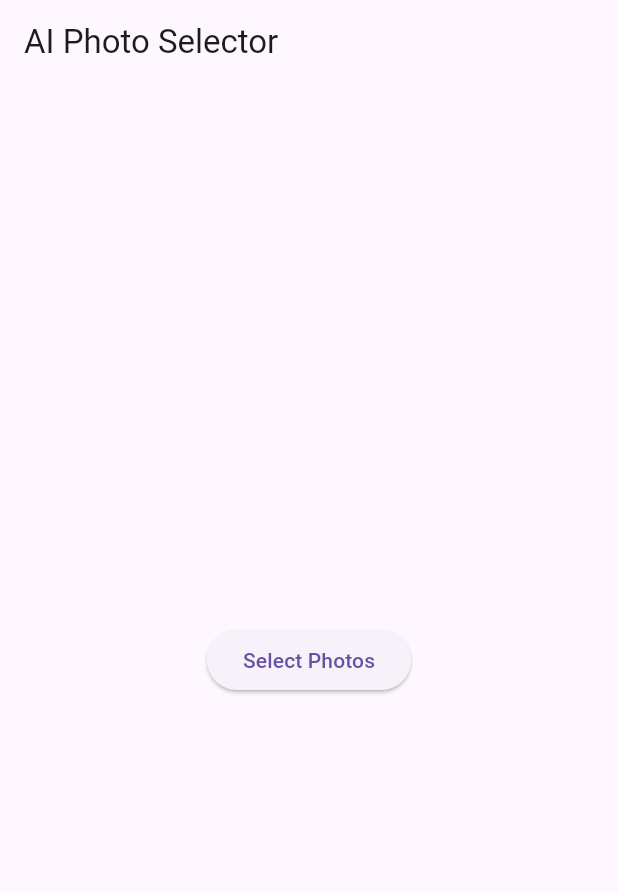
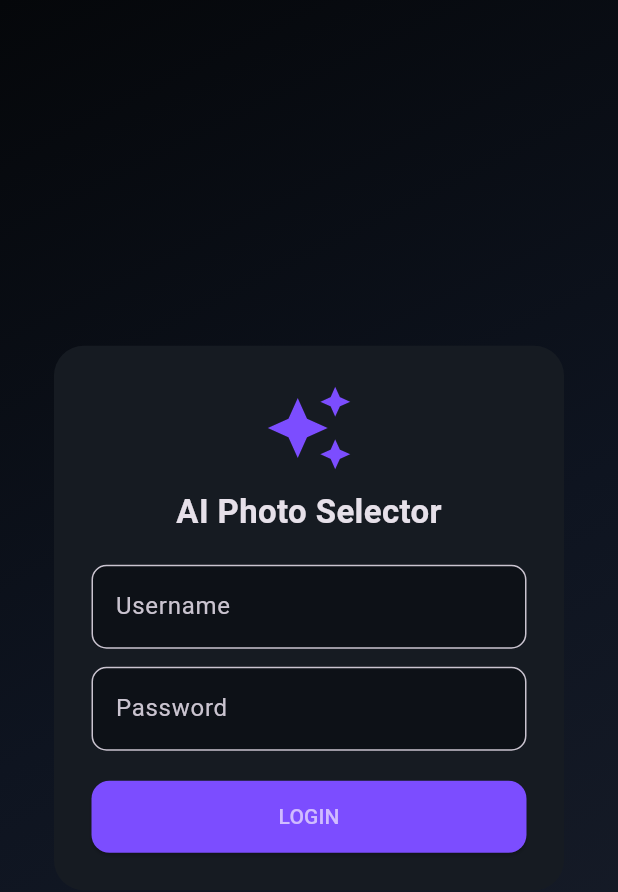
Before and after one commit to santhosh-perpendicular/phtoo, a Flutter app: the screen it shows after launch, on a phone screen of 412 x 824 dp. Shown: the top 892 px of the screen. Run offline on Flutter 3.47's test engine with Material 3 defaults, Android fonts, the phone set to English and light mode, and no system bars; our stand-ins replace image_picker.

Commit message:
front end update

```diff
--- a/frontend/lib/main.dart
+++ b/frontend/lib/main.dart
@@ -8,14 +8,123 @@ void main() {
   runApp(const PhotoSelectorApp());
 }
 
+/* ------------------- MAIN APP ------------------- */
+
 class PhotoSelectorApp extends StatelessWidget {
   const PhotoSelectorApp({super.key});
 
   @override
   Widget build(BuildContext context) {
-    return const MaterialApp(
+    return MaterialApp(
       debugShowCheckedModeBanner: false,
-      home: UploadScreen(),
+      theme: ThemeData(
+        brightness: Brightness.dark,
+        scaffoldBackgroundColor: const Color(0xFF0B0F14),
+        primaryColor: const Color(0xFF7C4DFF),
+        appBarTheme: const AppBarTheme(
+          backgroundColor: Color(0xFF121826),
+          centerTitle: true,
+        ),
+        elevatedButtonTheme: ElevatedButtonThemeData(
+          style: ElevatedButton.styleFrom(
+            backgroundColor: const Color(0xFF7C4DFF),
+            padding: const EdgeInsets.all(14),
+            shape: RoundedRectangleBorder(
+              borderRadius: BorderRadius.circular(12),
+            ),
+          ),
+        ),
+      ),
+      home: const LoginScreen(),
+    );
+  }
+}
+
+/* ------------------- BACKGROUND ------------------- */
+
+Widget darkBackground({required Widget child}) {
+  return Container(
+    decoration: const BoxDecoration(
+      gradient: LinearGradient(
+        colors: [
+          Color(0xFF05070A),
+          Color(0xFF0E1420),
+          Color(0xFF1A1F2B),
+        ],
+        begin: Alignment.topLeft,
+        end: Alignment.bottomRight,
+      ),
+    ),
+    child: child,
+  );
+}
+
+/* ------------------- LOGIN SCREEN ------------------- */
+
+class LoginScreen extends StatelessWidget {
+  const LoginScreen({super.key});
+
+  @override
+  Widget build(BuildContext context) {
+    return Scaffold(
+      body: darkBackground(
+        child: Center(
+          child: Container(
+            width: 340,
+            padding: const EdgeInsets.all(25),
+            decoration: BoxDecoration(
+              color: const Color(0xFF161B22),
+              borderRadius: BorderRadius.circular(20),
+            ),
+            child: Column(
+              mainAxisSize: MainAxisSize.min,
+              children: [
+                const Icon(Icons.auto_awesome,
+                    size: 60, color: Color(0xFF7C4DFF)),
+                const SizedBox(height: 10),
+                const Text("AI Photo Selector",
+                    style:
+                        TextStyle(fontSize: 22, fontWeight: FontWeight.bold)),
+                const SizedBox(height: 20),
+                TextField(
+                  decoration: InputDecoration(
+                    hintText: "Username",
+                    filled: true,
+                    fillColor: const Color(0xFF0D1117),
+                    border: OutlineInputBorder(
+                        borderRadius: BorderRadius.circular(10)),
+                  ),
+                ),
+                const SizedBox(height: 12),
+                TextField(
+                  obscureText: true,
+                  decoration: InputDecoration(
+                    hintText: "Password",
+                    filled: true,
+                    fillColor: const Color(0xFF0D1117),
+                    border: OutlineInputBorder(
+                        borderRadius: BorderRadius.circular(10)),
+                  ),
+                ),
+                const SizedBox(height: 20),
+                SizedBox(
+                  width: double.infinity,
+                  child: ElevatedButton(
+                    onPressed: () {
+                      Navigator.pushReplacement(
+                        context,
+                        MaterialPageRoute(
+                            builder: (_) => const UploadScreen()),
+                      );
+                    },
+                    child: const Text("LOGIN"),
+                  ),
+                ),
+              ],
+            ),
+          ),
+        ),
+      ),
     );
   }
 }
@@ -34,25 +143,47 @@ class _UploadScreenState extends State<UploadScreen> {
 
   Future<void> pickImages() async {
     final List<XFile> images = await picker.pickMultiImage();
-
     if (images.isEmpty) return;
 
     Navigator.push(
       context,
-      MaterialPageRoute(
-        builder: (_) => PreviewScreen(images: images),
-      ),
+      MaterialPageRoute(builder: (_) => PreviewScreen(images: images)),
     );
   }
 
   @override
   Widget build(BuildContext context) {
     return Scaffold(
-      appBar: AppBar(title: const Text("AI Photo Selector")),
-      body: Center(
-        child: ElevatedButton(
+      body: darkBackground(
+        child: Center(
+          child: Container(
+            width: 340,
+            padding: const EdgeInsets.all(25),
+            decoration: BoxDecoration(
+              color: const Color(0xFF161B22),
+              borderRadius: BorderRadius.circular(20),
+            ),
+            child: Column(
+              mainAxisSize: MainAxisSize.min,
+              children: [
+                const Icon(Icons.cloud_upload,
+                    size: 60, color: Color(0xFF7C4DFF)),
+                const SizedBox(height: 15),
+                const Text("Upload Your Photos",
+                    style:
+                        TextStyle(fontSize: 20, fontWeight: FontWeight.bold)),
+                const SizedBox(height: 25),
+                SizedBox(
+                  width: double.infinity,
+                  child: ElevatedButton.icon(
                     onPressed: pickImages,
-          child: const Text("Select Photos"),
+                    icon: const Icon(Icons.photo),
+                    label: const Text("Select Photos"),
+                  ),
+                ),
+              ],
+            ),
+          ),
         ),
       ),
     );
@@ -81,58 +212,41 @@ class _PreviewScreenState extends State<PreviewScreen> {
   @override
   Widget build(BuildContext context) {
     return Scaffold(
-      appBar: AppBar(title: const Text("Selected Photos")),
-      body: Column(
+      appBar: AppBar(title: const Text("Preview & Analyze")),
+      body: darkBackground(
+        child: Column(
           children: [
             Padding(
               padding: const EdgeInsets.all(8),
               child: Text(
                 "Selected: ${images.length} photos",
-              style: const TextStyle(fontSize: 16, fontWeight: FontWeight.bold),
+                style:
+                    const TextStyle(fontSize: 16, fontWeight: FontWeight.bold),
               ),
             ),
             Expanded(
               child: GridView.builder(
                 padding: const EdgeInsets.all(10),
-              gridDelegate: const SliverGridDelegateWithFixedCrossAxisCount(
+                gridDelegate:
+                    const SliverGridDelegateWithFixedCrossAxisCount(
                   crossAxisCount: 3,
-                crossAxisSpacing: 5,
-                mainAxisSpacing: 5,
+                  crossAxisSpacing: 6,
+                  mainAxisSpacing: 6,
                 ),
                 itemCount: images.length,
                 itemBuilder: (context, index) {
-                return Stack(
-                  children: [
-                    ClipRRect(
-                      borderRadius: BorderRadius.circular(8),
+                  return ClipRRect(
+                    borderRadius: BorderRadius.circular(10),
                     child: Image.file(
                       File(images[index].path),
                       fit: BoxFit.cover,
-                        width: double.infinity,
-                        height: double.infinity,
                     ),
-                    ),
-                    Positioned(
-                      top: 4,
-                      right: 4,
-                      child: GestureDetector(
-                        onTap: () {
-                          setState(() {
-                            images.removeAt(index);
-                          });
-                        },
-                        child: const CircleAvatar(
-                          radius: 12,
-                          backgroundColor: Colors.red,
-                          child: Icon(Icons.close, size: 14, color: Colors.white),
-                        ),
-                      ),
-                    ),
-                  ],
                   );
                 },
               ),
             ),
+
+            // 🔥 THIS WAS MISSING
             Padding(
               padding: const EdgeInsets.all(12),
               child: SizedBox(
@@ -144,7 +258,8 @@ class _PreviewScreenState extends State<PreviewScreen> {
                           Navigator.push(
                             context,
                             MaterialPageRoute(
-                            builder: (_) => ProcessingScreen(images: images),
+                              builder: (_) =>
+                                  ProcessingScreen(images: images),
                             ),
                           );
                         },
@@ -153,6 +268,7 @@ class _PreviewScreenState extends State<PreviewScreen> {
               ),
             ),
           ],
+        ),
       ),
     );
   }
@@ -188,15 +304,6 @@ class _ProcessingScreenState extends State<ProcessingScreen> {
     }
 
     var response = await request.send();
-
-    if (response.statusCode != 200) {
-      ScaffoldMessenger.of(context).showSnackBar(
-        const SnackBar(content: Text("Upload failed")),
-      );
-      Navigator.pop(context);
-      return;
-    }
-
     var respStr = await response.stream.bytesToString();
     var data = json.decode(respStr);
 
@@ -213,49 +320,29 @@ class _ProcessingScreenState extends State<ProcessingScreen> {
 
   @override
   Widget build(BuildContext context) {
-    return Scaffold(
-      appBar: AppBar(title: const Text("Processing")),
-      body: const Center(child: CircularProgressIndicator()),
+    return const Scaffold(
+      body: Center(child: CircularProgressIndicator()),
     );
   }
 }
 
-/* ------------------- RESULTS SCREEN (SHOWS ALL RANKED PHOTOS) ------------------- */
+/* ------------------- RESULTS SCREEN ------------------- */
 
 class ResultsScreen extends StatelessWidget {
   final List results;
   final List<XFile> images;
 
-  const ResultsScreen({
-    super.key,
-    required this.results,
-    required this.images,
-  });
+  const ResultsScreen(
+      {super.key, required this.results, required this.images});
 
   @override
   Widget build(BuildContext context) {
-    final rankedPhotos = results; // Show ALL photos, not only top 5
-
     return Scaffold(
-      appBar: AppBar(
-        title: const Text("Ranked Photos"),
-        actions: [
-          IconButton(
-            icon: const Icon(Icons.refresh),
-            onPressed: () {
-              Navigator.pushAndRemoveUntil(
-                context,
-                MaterialPageRoute(builder: (_) => const UploadScreen()),
-                (route) => false,
-              );
-            },
-          )
-        ],
-      ),
+      appBar: AppBar(title: const Text("Ranked Results")),
       body: ListView.builder(
-        itemCount: rankedPhotos.length,
+        itemCount: results.length,
         itemBuilder: (context, index) {
-          var item = rankedPhotos[index];
+          var item = results[index];
 
           XFile matchedImage = images.firstWhere(
             (img) => img.name == item['filename'],
@@ -264,6 +351,7 @@ class ResultsScreen extends StatelessWidget {
 
           return Card(
             margin: const EdgeInsets.all(10),
+            color: const Color(0xFF161B22),
             child: ListTile(
               leading: Image.file(
                 File(matchedImage.path),
@@ -275,13 +363,12 @@ class ResultsScreen extends StatelessWidget {
               subtitle: Column(
                 crossAxisAlignment: CrossAxisAlignment.start,
                 children: [
-                  Text("File: ${item['filename']}"),
-                  const SizedBox(height: 6),
+                  Text(item['filename']),
+                  const SizedBox(height: 5),
                   LinearProgressIndicator(
                     value: (item['score'] as num) / 100,
                   ),
-                  const SizedBox(height: 4),
-                  Text("Score: ${item['score'].toStringAsFixed(1)}"),
+                  Text("Score: ${item['score']}"),
                 ],
               ),
             ),
```
Lines whose indentation alone changed are shown as unchanged.
